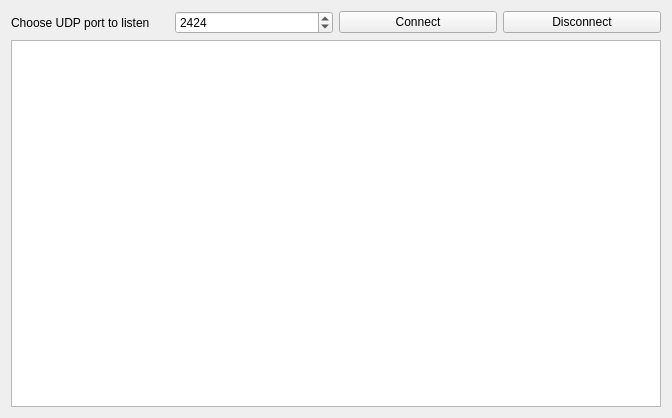
Qt form udplistener.ui (khomchenkovaa/PortListener) before a commit.
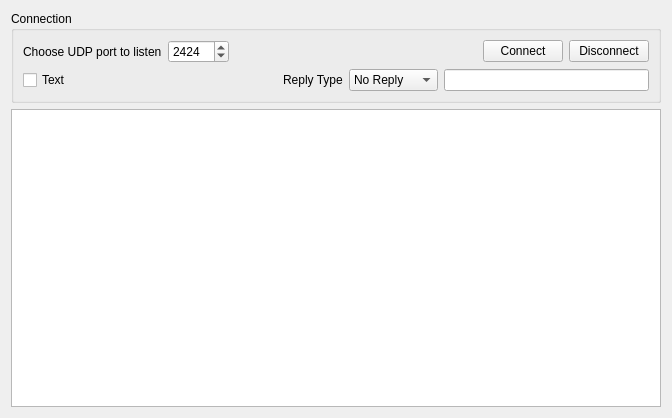
The same form after that commit.

Commit message: [ADD] read binary/text data option, set Reply Type

```diff
--- a/udplistener.ui
+++ b/udplistener.ui
@@ -13,6 +13,12 @@
   <property name="windowTitle">
    <string>Form</string>
   </property>
+  <layout class="QVBoxLayout" name="verticalLayout_2">
+   <item>
+    <widget class="QGroupBox" name="groupBox">
+     <property name="title">
+      <string>Connection</string>
+     </property>
   <layout class="QVBoxLayout" name="verticalLayout">
    <item>
     <layout class="QHBoxLayout" name="horizontalLayout">
@@ -36,6 +42,19 @@
        </property>
       </widget>
      </item>
+        <item>
+         <spacer name="horizontalSpacer">
+          <property name="orientation">
+           <enum>Qt::Horizontal</enum>
+          </property>
+          <property name="sizeHint" stdset="0">
+           <size>
+            <width>40</width>
+            <height>20</height>
+           </size>
+          </property>
+         </spacer>
+        </item>
      <item>
       <widget class="QPushButton" name="btnConnect">
        <property name="text">
@@ -51,6 +70,62 @@
       </widget>
      </item>
     </layout>
+      </item>
+      <item>
+       <layout class="QHBoxLayout" name="horizontalLayout_2">
+        <item>
+         <widget class="QCheckBox" name="chkText">
+          <property name="text">
+           <string>Text</string>
+          </property>
+         </widget>
+        </item>
+        <item>
+         <spacer name="horizontalSpacer_2">
+          <property name="orientation">
+           <enum>Qt::Horizontal</enum>
+          </property>
+          <property name="sizeHint" stdset="0">
+           <size>
+            <width>40</width>
+            <height>20</height>
+           </size>
+          </property>
+         </spacer>
+        </item>
+        <item>
+         <widget class="QLabel" name="lblReplyType">
+          <property name="text">
+           <string>Reply Type</string>
+          </property>
+         </widget>
+        </item>
+        <item>
+         <widget class="QComboBox" name="cmbReplyType">
+          <item>
+           <property name="text">
+            <string>No Reply</string>
+           </property>
+          </item>
+          <item>
+           <property name="text">
+            <string>Echo</string>
+           </property>
+          </item>
+          <item>
+           <property name="text">
+            <string>Predefined</string>
+           </property>
+          </item>
+         </widget>
+        </item>
+        <item>
+         <widget class="QLineEdit" name="editReply"/>
+        </item>
+       </layout>
+      </item>
+     </layout>
+    </widget>
    </item>
    <item>
     <widget class="QTextEdit" name="textLog"/>
```
Lines whose indentation alone changed are shown as unchanged. The commit also changes 2 other files.
